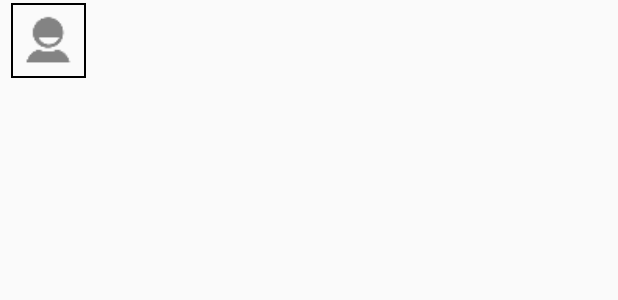
After one commit to dallinski/MassText, an Android app: the layout single_message_item.xml on its own in the app's theme, with its tools: preview values and no code run, on a phone screen of 412 x 824 dp. The commit adds this screen. Shown: the top 300 px of the screen. Run offline under Robolectric (Android 15) with nearby library versions, the phone set to English and light mode, and no system bars.

Commit message:
SentMessageDetails activity

```diff
--- a/app/src/main/java/com/dallinc/masstexter/models/GroupMessage.java
+++ b/app/src/main/java/com/dallinc/masstexter/models/GroupMessage.java
@@ -23,7 +23,7 @@ public class GroupMessage extends SugarRecord<GroupMessage> {
 
     public GroupMessage(String body, ArrayList<String> vars) {
         DateTime dateTime = DateTime.now();
-        DateTimeFormatter fmt = DateTimeFormat.forPattern("d/m/yyyy h:mm a");
+        DateTimeFormatter fmt = DateTimeFormat.forPattern("MMM d, yyyy - h:mm a");
         sentAt = dateTime.toString(fmt);
         messageBody = body;
         variables = vars;
--- /dev/null
+++ b/app/src/main/res/layout/single_message_item.xml
@@ -0,0 +1,83 @@
+<?xml version="1.0" encoding="utf-8"?>
+<RelativeLayout xmlns:android="http://schemas.android.com/apk/res/android"
+    android:id="@+id/singleMessageItemLayout"
+    android:layout_width="match_parent"
+    android:layout_height="wrap_content"
+    android:orientation="vertical"
+    android:padding="2dp"
+    android:clickable="true"
+    android:background="@drawable/layout_selector">
+
+    <ImageView
+        android:id="@+id/thumb"
+        android:layout_marginLeft="5dp"
+        android:layout_width="50dp"
+        android:layout_height="50dp"
+        android:background="@drawable/ic_action_person"
+        android:src="@drawable/image_border"
+        android:contentDescription="@string/contactImageLabel" />
+
+    <RelativeLayout
+        android:layout_width="wrap_content"
+        android:layout_height="wrap_content"
+        android:layout_centerVertical="true"
+        android:layout_marginLeft="10dp"
+        android:layout_marginRight="10dp"
+        android:layout_toRightOf="@+id/thumb"
+        android:orientation="vertical" >
+
+        <TextView
+            android:id="@+id/recipientName"
+            android:layout_width="wrap_content"
+            android:layout_height="wrap_content"
+            android:ellipsize="end"
+            android:singleLine="true"
+            android:textSize="16sp"
+            android:textStyle="bold" />
+
+        <TextView
+            android:id="@+id/numberLabel"
+            android:layout_width="wrap_content"
+            android:layout_height="wrap_content"
+            android:layout_below="@+id/recipientName"
+            android:layout_marginTop="6dp"
+            android:ellipsize="end"
+            android:padding="2dp"
+            android:singleLine="true"
+            android:textColor="#7F7F7F"
+            android:textSize="12sp" />
+
+        <TextView
+            android:id="@+id/recipientNumber"
+            android:layout_width="wrap_content"
+            android:layout_height="wrap_content"
+            android:layout_alignBaseline="@+id/numberLabel"
+            android:layout_toRightOf="@+id/numberLabel"
+            android:padding="2dp"
+            android:textColor="#7F7F7F"
+            android:textSize="12sp" />
+
+        <TextView
+            android:id="@+id/groupLabel"
+            android:layout_width="wrap_content"
+            android:layout_height="wrap_content"
+            android:layout_alignBaseline="@+id/numberLabel"
+            android:layout_toRightOf="@+id/recipientNumber"
+            android:padding="2dp"
+            android:textColor="#7F7F7F"
+            android:textSize="12sp" />
+
+        <TextView
+            android:id="@+id/groups"
+            android:layout_width="wrap_content"
+            android:layout_height="wrap_content"
+            android:layout_alignBaseline="@+id/numberLabel"
+            android:layout_toRightOf="@+id/groupLabel"
+            android:ellipsize="end"
+            android:padding="2dp"
+            android:singleLine="true"
+            android:textColor="#7F7F7F"
+            android:textSize="12sp" />
+    </RelativeLayout>
+
+</RelativeLayout>
```
Also changed, not shown: app/src/main/AndroidManifest.xml (+9 -0 lines), app/src/main/java/com/dallinc/masstexter/MessagingFragment.java (+4 -4 lines), app/src/main/java/com/dallinc/masstexter/messaging/SentMessageDetails.java (added, +133 -0 lines), app/src/main/java/com/dallinc/masstexter/models/SingleMessage.java (+7 -7 lines), app/src/main/res/layout/activity_sent_message_details.xml (added, +63 -0 lines), app/src/main/res/menu/menu_sent_message_details.xml (added, +7 -0 lines), app/src/main/res/values/strings.xml (+6 -2 lines).
